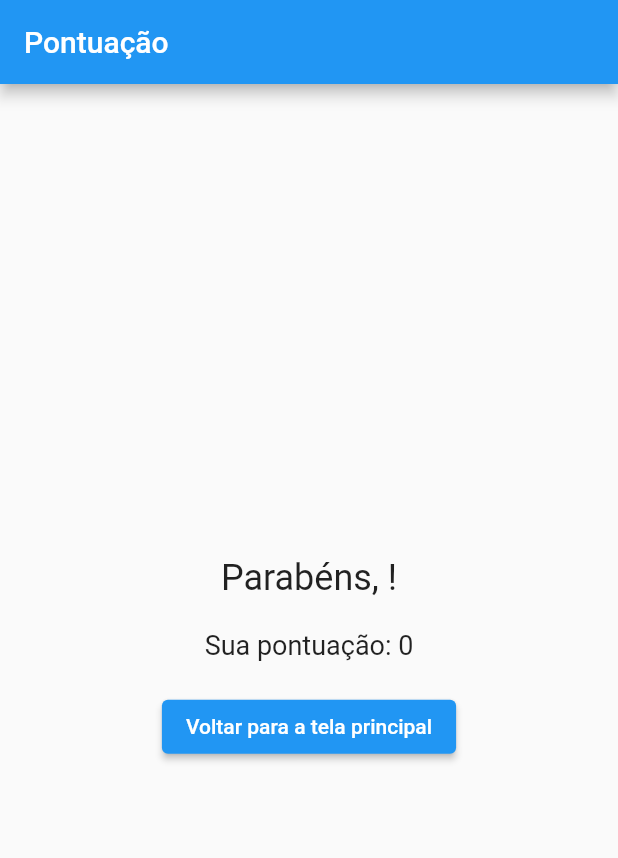
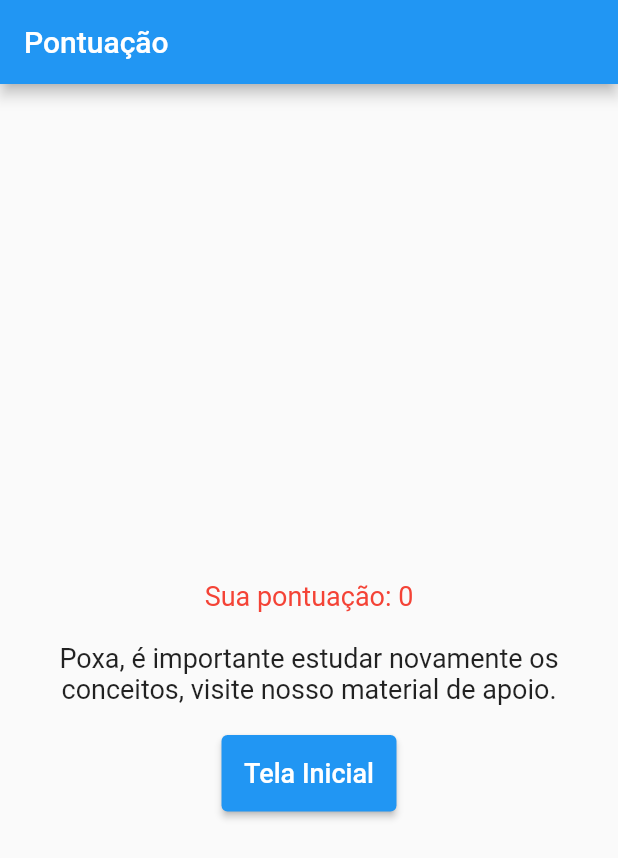
Before and after one commit to AbilioNB/flutter_quiz_no_sql, a Flutter app: the ScorePage screen opened directly with empty values, on a phone screen of 412 x 824 dp. Shown: the top 858 px of the screen. Run offline on Flutter 3.47's test engine with Material 2 defaults, Android fonts, the phone set to English and light mode, and no system bars.

Commit message:
Finalizando as alterações sobre a score_page.dart

```diff
--- a/lib/score_page.dart
+++ b/lib/score_page.dart
@@ -7,24 +7,59 @@ class ScorePage extends StatelessWidget {
 
   ScorePage(this.playerName, this.score);
 
+  Color _getScoreColor() {
+    if (score == 12) {
+      return Colors.green[900]!;
+    } else if (score > 9 && score < 12) {
+      return Colors.green;
+    } else if (score > 5 && score <= 9) {
+      return Colors.yellow;
+    } else {
+      return Colors.red;
+    }
+  }
+
+  String _getScoreMessage() {
+    if (score == 12) {
+      return 'Parabéns, excelente trabalho!';
+    } else if (score > 9 && score < 12) {
+      return 'Bom trabalho, teve uma boa pontuação.';
+    } else if (score > 5 && score <= 9) {
+      return 'Poderia ser melhor, que tal olhar nosso material de apoio?';
+    } else {
+      return 'Poxa, é importante estudar novamente os conceitos, visite nosso material de apoio.';
+    }
+  }
+
   @override
   Widget build(BuildContext context) {
+    Color scoreColor = _getScoreColor();
+    String scoreMessage = _getScoreMessage();
+
     return Scaffold(
       appBar: AppBar(
         title: Text('Pontuação'),
       ),
-      body: Center(
+      body: Container(
+        padding: EdgeInsets.all(20),
         child: Column(
           mainAxisAlignment: MainAxisAlignment.center,
           children: [
             Text(
-              'Parabéns, $playerName!',
-              style: TextStyle(fontSize: 24),
+              '$playerName',
+              style: TextStyle(fontSize: 24, fontWeight: FontWeight.bold),
+              textAlign: TextAlign.center,
             ),
             SizedBox(height: 20),
             Text(
               'Sua pontuação: $score',
+              style: TextStyle(fontSize: 18, color: scoreColor),
+            ),
+            SizedBox(height: 20),
+            Text(
+              scoreMessage,
               style: TextStyle(fontSize: 18),
+              textAlign: TextAlign.center,
             ),
             SizedBox(height: 20),
             ElevatedButton(
@@ -34,7 +69,14 @@ class ScorePage extends StatelessWidget {
                   MaterialPageRoute(builder: (context) => HomePage()),
                 );
               },
-              child: Text('Voltar para a tela principal'),
+              style: ButtonStyle(
+                backgroundColor: MaterialStateProperty.all(Colors.blue),
+                padding: MaterialStateProperty.all(EdgeInsets.all(15)),
+              ),
+              child: Text(
+                'Tela Inicial',
+                style: TextStyle(fontSize: 18),
+              ),
             ),
           ],
         ),
```
Also changed, not shown: lib/quiz_page.dart (+42 -13 lines).
